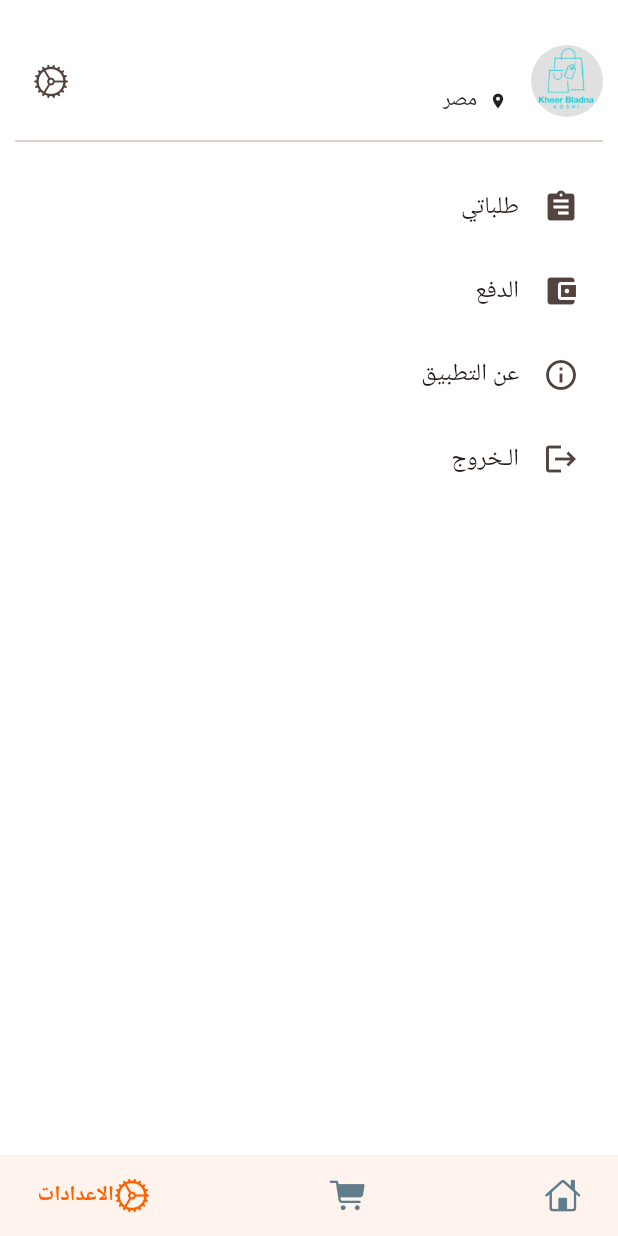
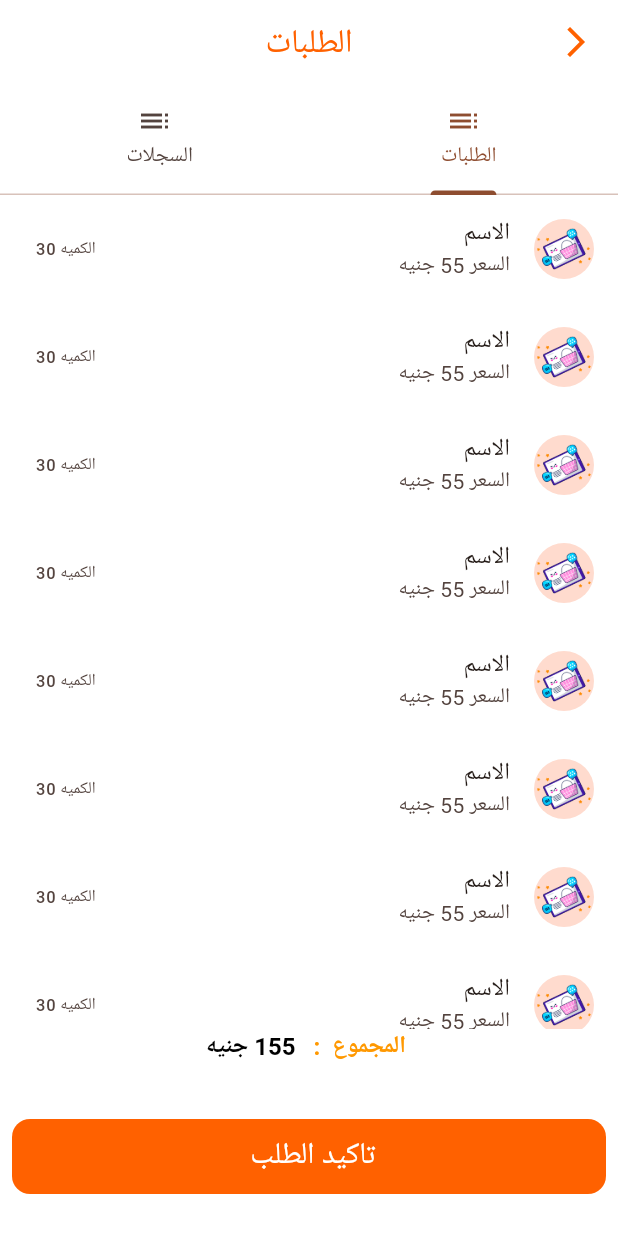
Before and after one commit to MohamedMamdouh-432/ElKosh, a Flutter app: the NavBarScreen screen opened by its route, item 3 of the bottom bar chosen, after a tap on "طلباتي", on a phone screen of 412 x 824 dp. Run offline on Flutter 3.47's test engine with Material 3 defaults, Android fonts, the phone set to English and light mode, and no system bars; drawn by our look-alikes of google_nav_bar; our stand-ins replace another_carousel_pro, cached_network_image, cloud_firestore, conditional_builder_null_safety, either_dart, equatable and 14 more; accounts and stored records are empty; network calls fail.

```diff
--- a/lib/cart/screens/cart_screen.dart
+++ b/lib/cart/screens/cart_screen.dart
@@ -1,9 +1,11 @@
 import 'package:elkosh/cart/screens/empty_bag_screen.dart';
 import 'package:elkosh/cart/widgets/custom_cart_appbar.dart';
 import 'package:elkosh/shared/dummy/dummy.dart';
+import 'package:elkosh/shared/widgets/custom_buttom.dart';
 import 'package:flutter/material.dart';
-import 'package:models_repository/models_repository.dart';
+import 'package:go_router/go_router.dart';
 
+import '../../core/utils/utils.dart';
 import '../widgets/cart_listview.dart';
 
 class CartScreen extends StatelessWidget {
@@ -13,12 +15,27 @@ class CartScreen extends StatelessWidget {
   Widget build(BuildContext context) {
     return Scaffold(
       // body: EmptyBageWidgetScreen(),
-      body: Column(
+      body: Stack(
         children: [
-          const CustomCartAppbar(),
-          products.isEmpty
-              ? const EmptyBageWidgetScreen()
-              : const Cartlistview(),
+          Column(
+            children: [
+              const CustomCartAppbar(),
+              products.isEmpty
+                  ? const EmptyBageWidgetScreen()
+                  : const Cartlistview(),
+            ],
+          ),
+          Align(
+            alignment: Alignment.bottomCenter,
+            child: Padding(
+              padding: const EdgeInsets.all(24.0),
+              child: CustomButtom(
+                  text: ' شـــراء',
+                  ontap: () {
+                    context.go(RouteManager.talabatyScreen);
+                  }),
+            ),
+          )
         ],
       ),
     );
--- /dev/null
+++ b/lib/cart/screens/talabaty_history.dart
@@ -0,0 +1,16 @@
+import 'package:flutter/material.dart';
+
+import 'talbaty_ongoing.dart';
+
+class TalabatyHistory extends StatelessWidget {
+  const TalabatyHistory({super.key});
+
+  @override
+  Widget build(BuildContext context) {
+    return ListView.builder(
+        itemBuilder: (context, index) => const CustomHistoryListTile(
+              text: 'تم التسليم',
+            ),
+        itemCount: 8);
+  }
+}
--- /dev/null
+++ b/lib/cart/screens/talabty_screen.dart
@@ -0,0 +1,48 @@
+import 'package:elkosh/cart/screens/talabaty_history.dart';
+import 'package:flutter/material.dart';
+import 'package:go_router/go_router.dart';
+
+import '../../core/utils/utils.dart';
+import 'talbaty_ongoing.dart';
+
+class TalabtyScreen extends StatelessWidget {
+  const TalabtyScreen({super.key});
+
+  @override
+  Widget build(BuildContext context) {
+    return Center(
+      child: DefaultTabController(
+        length: 2,
+        child: Scaffold(
+          appBar: AppBar(
+            title: const Text("الطلبات"),
+            centerTitle: true,
+            automaticallyImplyLeading: false,
+            leading: IconButton(
+              icon: const Icon(Icons.arrow_back_ios_new_outlined),
+              onPressed: () => context.go(RouteManager.navbarRoute),
+            ),
+            bottom: const TabBar(
+              tabs: [
+                Tab(
+                  text: "الطلبات  ",
+                  icon: Icon(Icons.list),
+                ),
+                Tab(
+                  text: "السجلات  ",
+                  icon: Icon(Icons.list),
+                ),
+              ],
+            ),
+          ),
+          body: const TabBarView(
+            children: [
+              TalbatyOngoing(),
+              TalabatyHistory(),
+            ],
+          ),
+        ),
+      ),
+    );
+  }
+}
--- /dev/null
+++ b/lib/cart/screens/talbaty_ongoing.dart
@@ -0,0 +1,71 @@
+import 'package:elkosh/core/utils/image_manager.dart';
+import 'package:elkosh/shared/widgets/custom_buttom.dart';
+import 'package:flutter/material.dart';
+import 'package:gap/gap.dart';
+
+class TalbatyOngoing extends StatelessWidget {
+  const TalbatyOngoing({super.key});
+
+  @override
+  Widget build(BuildContext context) {
+    return Column(
+      children: [
+        Expanded(
+          child: ListView.builder(
+            itemCount: 15,
+            itemBuilder: (ctx, index) => const CustomHistoryListTile(
+              text: 'الكميه 30',
+            ),
+          ),
+        ),
+        RichText(
+          text: const TextSpan(
+              style: TextStyle(
+                color: Colors.orange,
+                fontSize: 16,
+                fontWeight: FontWeight.bold,
+              ),
+              children: [
+                TextSpan(text: ' المجموع  : '),
+                TextSpan(
+                    text: '  155 جنيه', style: TextStyle(color: Colors.black)),
+              ]),
+        ),
+        const Gap(30),
+        Padding(
+          padding: const EdgeInsets.all(8.0),
+          child: CustomButtom(text: ' تاكيد الطلب  ', ontap: () {}),
+        ),
+        const Gap(20),
+      ],
+    );
+  }
+}
+
+class CustomHistoryListTile extends StatelessWidget {
+  const CustomHistoryListTile({
+    super.key,
+    this.text,
+  });
+  final String? text;
+  @override
+  Widget build(BuildContext context) {
+    return ListTile(
+      leading: CircleAvatar(
+        child: Padding(
+          padding: const EdgeInsets.all(2),
+          child: FittedBox(
+            child: Image.asset(
+              ImageManager.shoppingBasket,
+              width: 70,
+              height: 70,
+            ),
+          ),
+        ),
+      ),
+      title: const Text('الاسم'),
+      subtitle: const Text('السعر 55 جنيه'),
+      trailing: Text(text!),
+    );
+  }
+}
--- a/lib/core/utils/route_manager.dart
+++ b/lib/core/utils/route_manager.dart
@@ -1,5 +1,6 @@
 import 'package:elkosh/auth/login/screens/login_screen.dart';
 import 'package:elkosh/auth/register/screens/register_screen.dart';
+import 'package:elkosh/cart/screens/talabty_screen.dart';
 import 'package:elkosh/home/screens/home_screen.dart';
 import 'package:elkosh/home/screens/market_details_screen.dart';
 import 'package:elkosh/home/screens/navbar_screen.dart';
@@ -17,9 +18,14 @@ abstract class RouteManager {
   static const String productDetailsRoute = '/product_details';
   static const String productsRoute = '/products';
   static const String marketDetailsRoute = '/market_details';
+  static const String talabatyScreen = '/talabaty';
 
   static GoRouter router = GoRouter(
     routes: [
+      GoRoute(
+        path: talabatyScreen,
+        builder: (context, state) => const TalabtyScreen(),
+      ),
       GoRoute(
         path: registerRoute,
         builder: (context, state) => const RegisterScreen(),
--- a/lib/settings/screens/setting_screen.dart
+++ b/lib/settings/screens/setting_screen.dart
@@ -60,6 +60,7 @@ class SettingScreen extends StatelessWidget {
             leading: const Icon(Icons.assignment),
             title: const Text('طلباتي'),
             onTap: () {
+              context.go(RouteManager.talabatyScreen);
               // Handle "Your orders" tap
             },
           ),
@@ -78,7 +79,7 @@ class SettingScreen extends StatelessWidget {
           ListTile(
             leading: const Icon(Icons.logout),
             title: const Text('الـخروج'),
-            onTap: () async{
+            onTap: () async {
               await sl.get<AuthRepository>().logOut();
               context.go(RouteManager.loginRoute);
             },
```
Also changed, not shown: 1 other file.
